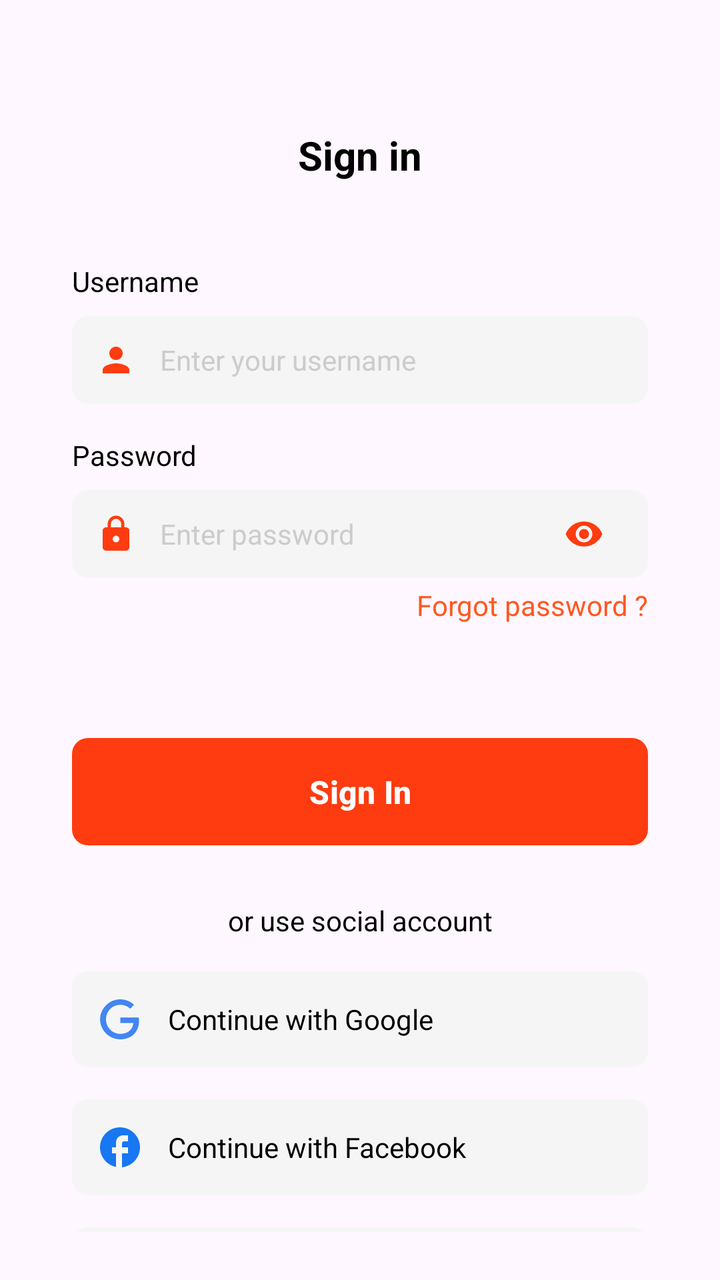
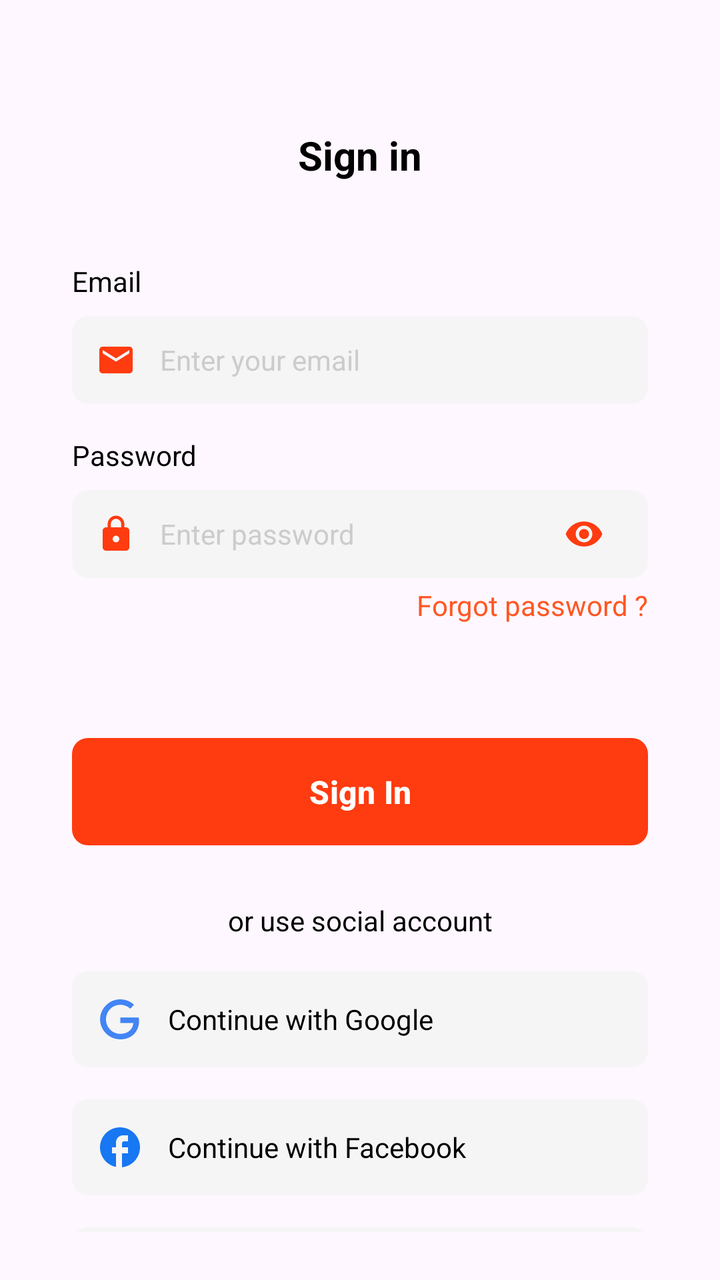

Before-and-after screenshots of an Android layout around one commit, followed by the original layout XML and the change that was made.
<!-- AndroidManifest.xml: application theme Theme.PARAmobile -->
<!-- res/layout/activity_login.xml -->
<?xml version="1.0" encoding="utf-8"?>
<androidx.constraintlayout.widget.ConstraintLayout xmlns:android="http://schemas.android.com/apk/res/android"
    xmlns:app="http://schemas.android.com/apk/res-auto"
    xmlns:tools="http://schemas.android.com/tools"
    android:layout_width="match_parent"
    android:layout_height="match_parent"
    android:paddingTop="24dp"
    android:paddingBottom="24dp"
    android:paddingLeft="36dp"
    android:paddingRight="36dp">

    <TextView
        android:id="@+id/tvTitle"
        android:layout_width="wrap_content"
        android:layout_height="wrap_content"
        android:layout_marginTop="40dp"
        android:text="Sign in"
        android:textColor="@android:color/black"
        android:textSize="20sp"
        android:textStyle="bold"
        app:layout_constraintEnd_toEndOf="parent"
        app:layout_constraintStart_toStartOf="parent"
        app:layout_constraintTop_toTopOf="parent" />

    <TextView
        android:id="@+id/tvUsernameLabel"
        android:layout_width="wrap_content"
        android:layout_height="wrap_content"
        android:layout_marginTop="40dp"
        android:text="Username"
        android:textColor="@android:color/black"
        android:textSize="14sp"
        app:layout_constraintStart_toStartOf="parent"
        app:layout_constraintTop_toBottomOf="@+id/tvTitle" />

    <androidx.cardview.widget.CardView
        android:id="@+id/cvUsername"
        android:layout_width="0dp"
        android:layout_height="wrap_content"
        android:layout_marginTop="8dp"
        app:cardBackgroundColor="#F5F5F5"
        app:cardCornerRadius="8dp"
        app:cardElevation="0dp"
        app:layout_constraintEnd_toEndOf="parent"
        app:layout_constraintStart_toStartOf="parent"
        app:layout_constraintTop_toBottomOf="@+id/tvUsernameLabel">

        <LinearLayout
            android:layout_width="match_parent"
            android:layout_height="wrap_content"
            android:gravity="center_vertical"
            android:orientation="horizontal"
            android:padding="12dp">

            <ImageView
                android:layout_width="20dp"
                android:layout_height="20dp"
                android:layout_marginEnd="12dp"
                android:src="@drawable/ic_person" />

            <EditText
                android:id="@+id/etUsername"
                android:layout_width="match_parent"
                android:layout_height="wrap_content"
                android:background="@null"
                android:hint="Enter your username"
                android:inputType="text"
                android:textColorHint="#CCCCCC"
                android:textSize="14sp"
                tools:ignore="TouchTargetSizeCheck" />
        </LinearLayout>
    </androidx.cardview.widget.CardView>

    <TextView
        android:id="@+id/tvPasswordLabel"
        android:layout_width="wrap_content"
        android:layout_height="wrap_content"
        android:layout_marginTop="16dp"
        android:text="Password"
        android:textColor="@android:color/black"
        android:textSize="14sp"
        app:layout_constraintStart_toStartOf="parent"
        app:layout_constraintTop_toBottomOf="@+id/cvUsername" />

    <androidx.cardview.widget.CardView
        android:id="@+id/cvPassword"
        android:layout_width="0dp"
        android:layout_height="wrap_content"
        android:layout_marginTop="8dp"
        app:cardBackgroundColor="#F5F5F5"
        app:cardCornerRadius="8dp"
        app:cardElevation="0dp"
        app:layout_constraintEnd_toEndOf="parent"
        app:layout_constraintStart_toStartOf="parent"
        app:layout_constraintTop_toBottomOf="@+id/tvPasswordLabel">

        <LinearLayout
            android:layout_width="match_parent"
            android:layout_height="wrap_content"
            android:gravity="center_vertical"
            android:orientation="horizontal"
            android:padding="12dp">

            <ImageView
                android:layout_width="20dp"
                android:layout_height="20dp"
                android:layout_marginEnd="12dp"
                android:src="@drawable/ic_lock" />

            <EditText
                android:id="@+id/etPassword"
                android:layout_width="0dp"
                android:layout_height="wrap_content"
                android:layout_weight="1"
                android:background="@null"
                android:hint="Enter password"
                android:inputType="textPassword"
                android:textColorHint="#CCCCCC"
                android:textSize="14sp"
                tools:ignore="TouchTargetSizeCheck" />

            <ImageView
                android:id="@+id/ivTogglePassword"
                android:layout_width="20dp"
                android:layout_height="20dp"
                android:src="@drawable/ic_visibility"
                android:contentDescription="Toggle password visibility"
                android:layout_alignParentEnd="true"
                android:layout_marginEnd="10dp" />

        </LinearLayout>
    </androidx.cardview.widget.CardView>

    <TextView
        android:id="@+id/tvForgotPassword"
        android:layout_width="wrap_content"
        android:layout_height="wrap_content"
        android:layout_marginTop="4dp"
        android:clickable="true"
        android:focusable="true"
        android:minHeight="48dp"
        android:text="Forgot password ?"
        android:textColor="#FF5722"
        android:textSize="14sp"
        app:layout_constraintEnd_toEndOf="parent"
        app:layout_constraintTop_toBottomOf="@+id/cvPassword" />

    <com.google.android.material.button.MaterialButton
        android:id="@+id/btnLogin"
        android:layout_width="0dp"
        android:layout_height="wrap_content"
        android:layout_marginTop="24dp"
        android:padding="16dp"
        android:text="Sign In"
        android:textColor="@android:color/white"
        android:textSize="16sp"
        android:textStyle="bold"
        app:backgroundTint="@color/theme"
        app:cornerRadius="8dp"
        app:layout_constraintEnd_toEndOf="parent"
        app:layout_constraintHorizontal_bias="0.0"
        app:layout_constraintStart_toStartOf="parent"
        app:layout_constraintTop_toBottomOf="@+id/tvForgotPassword" />

    <TextView
        android:id="@+id/tvSocialAccount"
        android:layout_width="wrap_content"
        android:layout_height="wrap_content"
        android:layout_marginTop="24dp"
        android:text="or use social account"
        android:textColor="@android:color/black"
        android:textSize="14sp"
        app:layout_constraintEnd_toEndOf="parent"
        app:layout_constraintStart_toStartOf="parent"
        app:layout_constraintTop_toBottomOf="@+id/btnLogin" />

    <androidx.cardview.widget.CardView
        android:id="@+id/cvGoogle"
        android:layout_width="0dp"
        android:layout_height="wrap_content"
        android:layout_marginTop="16dp"
        app:cardBackgroundColor="#F5F5F5"
        app:cardCornerRadius="8dp"
        app:cardElevation="0dp"
        app:layout_constraintEnd_toEndOf="parent"
        app:layout_constraintStart_toStartOf="parent"
        app:layout_constraintTop_toBottomOf="@+id/tvSocialAccount">

        <LinearLayout
            android:layout_width="match_parent"
            android:layout_height="wrap_content"
            android:gravity="center_vertical"
            android:orientation="horizontal"
            android:padding="12dp">

            <ImageView
                android:layout_width="24dp"
                android:layout_height="24dp"
                android:layout_marginEnd="12dp"
                android:src="@drawable/ic_google" />

            <TextView
                android:layout_width="wrap_content"
                android:layout_height="wrap_content"
                android:text="Continue with Google"
                android:textColor="@android:color/black"
                android:textSize="14sp" />
        </LinearLayout>
    </androidx.cardview.widget.CardView>

    <androidx.cardview.widget.CardView
        android:id="@+id/cvFacebook"
        android:layout_width="0dp"
        android:layout_height="wrap_content"
        android:layout_marginTop="16dp"
        app:cardBackgroundColor="#F5F5F5"
        app:cardCornerRadius="8dp"
        app:cardElevation="0dp"
        app:layout_constraintEnd_toEndOf="parent"
        app:layout_constraintStart_toStartOf="parent"
        app:layout_constraintTop_toBottomOf="@+id/cvGoogle">

        <LinearLayout
            android:layout_width="match_parent"
            android:layout_height="wrap_content"
            android:gravity="center_vertical"
            android:orientation="horizontal"
            android:padding="12dp">

            <ImageView
                android:layout_width="24dp"
                android:layout_height="24dp"
                android:layout_marginEnd="12dp"
                android:src="@drawable/ic_facebook" />

            <TextView
                android:layout_width="wrap_content"
                android:layout_height="wrap_content"
                android:text="Continue with Facebook"
                android:textColor="@android:color/black"
                android:textSize="14sp" />
        </LinearLayout>
    </androidx.cardview.widget.CardView>

    <androidx.cardview.widget.CardView
        android:id="@+id/cvBiometrics"
        android:layout_width="0dp"
        android:layout_height="wrap_content"
        android:layout_marginTop="16dp"
        app:cardBackgroundColor="#F5F5F5"
        app:cardCornerRadius="8dp"
        app:cardElevation="0dp"
        app:layout_constraintEnd_toEndOf="parent"
        app:layout_constraintStart_toStartOf="parent"
        app:layout_constraintTop_toBottomOf="@+id/cvFacebook">

        <LinearLayout
            android:layout_width="match_parent"
            android:layout_height="wrap_content"
            android:gravity="center_vertical"
            android:orientation="horizontal"
            android:padding="12dp">

            <ImageView
                android:layout_width="24dp"
                android:layout_height="24dp"
                android:layout_marginEnd="12dp"
                android:src="@drawable/ic_fingerprint" />

            <TextView
                android:layout_width="wrap_content"
                android:layout_height="wrap_content"
                android:text="Biometrics Login"
                android:textColor="@android:color/black"
                android:textSize="14sp" />
        </LinearLayout>
    </androidx.cardview.widget.CardView>

    <LinearLayout
        android:id="@+id/llRegisterLink"
        android:layout_width="wrap_content"
        android:layout_height="wrap_content"
        android:layout_marginTop="24dp"
        android:orientation="horizontal"
        app:layout_constraintEnd_toEndOf="parent"
        app:layout_constraintStart_toStartOf="parent"
        app:layout_constraintTop_toBottomOf="@+id/cvBiometrics">

        <TextView
            android:layout_width="wrap_content"
            android:layout_height="wrap_content"
            android:text="Don't have an account? "
            android:textColor="@android:color/black"
            android:textSize="14sp" />

        <TextView
            android:id="@+id/tvGoToRegister"
            android:layout_width="wrap_content"
            android:layout_height="wrap_content"
            android:clickable="true"
            android:focusable="true"
            android:text="Register"
            android:textColor="@android:color/holo_blue_dark"
            android:textSize="14sp"
            android:textStyle="bold"
            tools:ignore="TouchTargetSizeCheck" />
    </LinearLayout>

</androidx.constraintlayout.widget.ConstraintLayout>
<!-- resources referenced by this layout -->
<resources>
  <color name="theme">#FF3B10</color>
  <!-- drawable ic_facebook (drawable) -->
  <?xml version="1.0" encoding="utf-8"?>
  <vector xmlns:android="http://schemas.android.com/apk/res/android"
      android:width="24dp"
      android:height="24dp"
      android:viewportWidth="24"
      android:viewportHeight="24">
      <path
          android:fillColor="#1877F2"
          android:pathData="M22,12c0,-5.52 -4.48,-10 -10,-10S2,6.48 2,12c0,4.84 3.44,8.87 8,9.8V15H8v-3h2V9.5C10,7.57 11.57,6 13.5,6H16v3h-2c-0.55,0 -1,0.45 -1,1v2h3v3h-3v6.95C18.05,21.45 22,17.19 22,12z"/>
  </vector>
  <!-- drawable ic_fingerprint: vector/xml drawable (drawable, 2391 chars, omitted) -->
  <!-- drawable ic_google (drawable) -->
  <?xml version="1.0" encoding="utf-8"?>
  <vector xmlns:android="http://schemas.android.com/apk/res/android"
      android:width="24dp"
      android:height="24dp"
      android:viewportWidth="24"
      android:viewportHeight="24">
      <path
          android:fillColor="#4285F4"
          android:pathData="M21.35,11.1h-9.17v2.73h6.51c-0.33,3.81 -3.5,5.44 -6.5,5.44C8.36,19.27 5,16.25 5,12c0,-4.1 3.2,-7.27 7.2,-7.27c3.09,0 4.9,1.97 4.9,1.97L19,4.72C19,4.72 16.56,2 12.1,2C6.42,2 2.03,6.8 2.03,12c0,5.05 4.13,10 10.22,10c5.35,0 9.25,-3.67 9.25,-9.09c0,-1.15 -0.15,-1.81 -0.15,-1.81z"/>
  </vector>
  <!-- drawable ic_lock (drawable) -->
  <?xml version="1.0" encoding="utf-8"?>
  <vector xmlns:android="http://schemas.android.com/apk/res/android"
      android:width="24dp"
      android:height="24dp"
      android:viewportWidth="24"
      android:viewportHeight="24">
      <path
          android:fillColor="#FF3B10"
          android:pathData="M18,8h-1L17,6c0,-2.76 -2.24,-5 -5,-5S7,3.24 7,6v2L6,8c-1.1,0 -2,0.9 -2,2v10c0,1.1 0.9,2 2,2h12c1.1,0 2,-0.9 2,-2L20,10c0,-1.1 -0.9,-2 -2,-2zM12,17c-1.1,0 -2,-0.9 -2,-2s0.9,-2 2,-2 2,0.9 2,2 -0.9,2 -2,2zM15.1,8L8.9,8L8.9,6c0,-1.71 1.39,-3.1 3.1,-3.1 1.71,0 3.1,1.39 3.1,3.1v2z"/>
  </vector>
  <!-- drawable ic_person (drawable) -->
  <?xml version="1.0" encoding="utf-8"?>
  <vector xmlns:android="http://schemas.android.com/apk/res/android"
      android:width="24dp"
      android:height="24dp"
      android:viewportWidth="24"
      android:viewportHeight="24">
      <path
          android:fillColor="#FF3B10"
          android:pathData="M12,12c2.21,0 4,-1.79 4,-4s-1.79,-4 -4,-4 -4,1.79 -4,4 1.79,4 4,4zM12,14c-2.67,0 -8,1.34 -8,4v2h16v-2c0,-2.66 -5.33,-4 -8,-4z"/>
  </vector>
  <!-- drawable ic_visibility (drawable) -->
  <?xml version="1.0" encoding="utf-8"?>
  <vector xmlns:android="http://schemas.android.com/apk/res/android"
      android:width="24dp"
      android:height="24dp"
      android:viewportWidth="24"
      android:viewportHeight="24">
      <path
          android:fillColor="#FF3B10"
          android:pathData="M12,4.5C7,4.5 2.73,7.61 1,12c1.73,4.39 6,7.5 11,7.5s9.27,-3.11 11,-7.5c-1.73,-4.39 -6,-7.5 -11,-7.5zM12,17c-2.76,0 -5,-2.24 -5,-5s2.24,-5 5,-5 5,2.24 5,5 -2.24,5 -5,5zM12,9c-1.66,0 -3,1.34 -3,3s1.34,3 3,3 3,-1.34 3,-3 -1.34,-3 -3,-3z"/>
  </vector>
  <style name="Theme.PARAmobile" parent="Base.Theme.PARAmobile" />
  <style name="Base.Theme.PARAmobile" parent="Theme.Material3.DayNight.NoActionBar">
          
          
      </style>
</resources>

<!-- the commit's change to res/layout/activity_login.xml (unified diff, before → after) -->
@@ -27,7 +27,7 @@
         android:layout_width="wrap_content"
         android:layout_height="wrap_content"
         android:layout_marginTop="40dp"
-        android:text="Username"
+        android:text="Email"
         android:textColor="@android:color/black"
         android:textSize="14sp"
         app:layout_constraintStart_toStartOf="parent"
@@ -56,15 +56,15 @@
                 android:layout_width="20dp"
                 android:layout_height="20dp"
                 android:layout_marginEnd="12dp"
-                android:src="@drawable/ic_person" />
+                android:src="@drawable/ic_email" />
 
             <EditText
                 android:id="@+id/etUsername"
                 android:layout_width="match_parent"
                 android:layout_height="wrap_content"
                 android:background="@null"
-                android:hint="Enter your username"
-                android:inputType="text"
+                android:hint="Enter your email"
+                android:inputType="textEmailAddress"
                 android:textColorHint="#CCCCCC"
                 android:textSize="14sp"
                 tools:ignore="TouchTargetSizeCheck" />
@@ -162,6 +162,17 @@
         app:layout_constraintStart_toStartOf="parent"
         app:layout_constraintTop_toBottomOf="@+id/tvForgotPassword" />
 
+    
+    <ProgressBar
+        android:id="@+id/progressBar"
+        android:layout_width="36dp"
+        android:layout_height="36dp"
+        android:visibility="gone"
+        app:layout_constraintBottom_toBottomOf="@+id/btnLogin"
+        app:layout_constraintEnd_toEndOf="@+id/btnLogin"
+        app:layout_constraintStart_toStartOf="@+id/btnLogin"
+        app:layout_constraintTop_toTopOf="@+id/btnLogin" />
+
     <TextView
         android:id="@+id/tvSocialAccount"
         android:layout_width="wrap_content"
<!-- resource entries referenced after the edit -->
@@ -1,6 +1,17 @@
 <!-- resources referenced by this layout -->
 <resources>
   <color name="theme">#FF3B10</color>
+  <!-- drawable ic_email (drawable) -->
+  <?xml version="1.0" encoding="utf-8"?>
+  <vector xmlns:android="http://schemas.android.com/apk/res/android"
+      android:width="24dp"
+      android:height="24dp"
+      android:viewportWidth="24"
+      android:viewportHeight="24">
+      <path
+          android:fillColor="#FF3B10"
+          android:pathData="M20,4L4,4c-1.1,0 -1.99,0.9 -1.99,2L2,18c0,1.1 0.9,2 2,2h16c1.1,0 2,-0.9 2,-2L22,6c0,-1.1 -0.9,-2 -2,-2zM20,8l-8,5 -8,-5L4,6l8,5 8,-5v2z"/>
+  </vector>
   <!-- drawable ic_facebook (drawable) -->
   <?xml version="1.0" encoding="utf-8"?>
   <vector xmlns:android="http://schemas.android.com/apk/res/android"
@@ -35,17 +46,6 @@
           android:fillColor="#FF3B10"
           android:pathData="M18,8h-1L17,6c0,-2.76 -2.24,-5 -5,-5S7,3.24 7,6v2L6,8c-1.1,0 -2,0.9 -2,2v10c0,1.1 0.9,2 2,2h12c1.1,0 2,-0.9 2,-2L20,10c0,-1.1 -0.9,-2 -2,-2zM12,17c-1.1,0 -2,-0.9 -2,-2s0.9,-2 2,-2 2,0.9 2,2 -0.9,2 -2,2zM15.1,8L8.9,8L8.9,6c0,-1.71 1.39,-3.1 3.1,-3.1 1.71,0 3.1,1.39 3.1,3.1v2z"/>
   </vector>
-  <!-- drawable ic_person (drawable) -->
-  <?xml version="1.0" encoding="utf-8"?>
-  <vector xmlns:android="http://schemas.android.com/apk/res/android"
-      android:width="24dp"
-      android:height="24dp"
-      android:viewportWidth="24"
-      android:viewportHeight="24">
-      <path
-          android:fillColor="#FF3B10"
-          android:pathData="M12,12c2.21,0 4,-1.79 4,-4s-1.79,-4 -4,-4 -4,1.79 -4,4 1.79,4 4,4zM12,14c-2.67,0 -8,1.34 -8,4v2h16v-2c0,-2.66 -5.33,-4 -8,-4z"/>
-  </vector>
   <!-- drawable ic_visibility (drawable) -->
   <?xml version="1.0" encoding="utf-8"?>
   <vector xmlns:android="http://schemas.android.com/apk/res/android"
